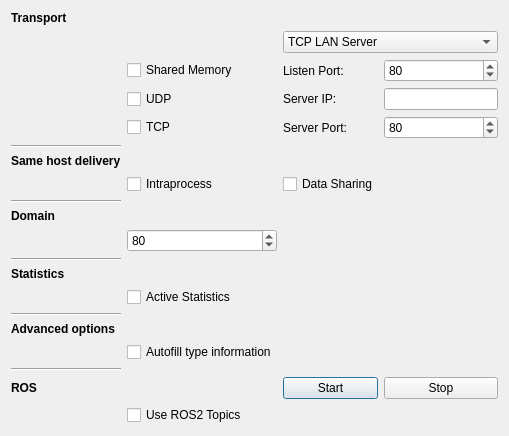
Before: the Qt Designer form forms/participantdialog.ui in eProsima/ShapesDemo, drawn with Qt 5.
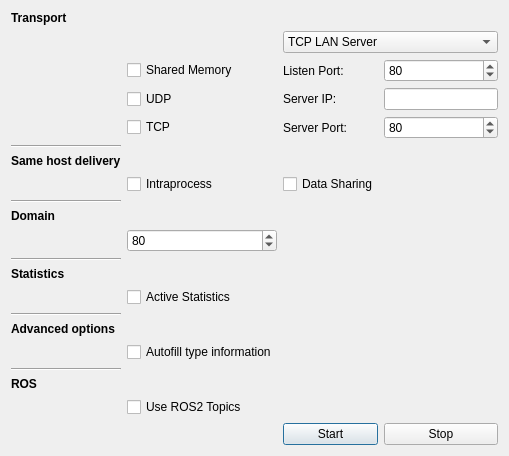
After: the same form once the commit is applied.

Commit message: Refs #20306: Apply Mario's fix

The edit to the form file:
```diff
--- a/forms/participantdialog.ui
+++ b/forms/participantdialog.ui
@@ -104,7 +104,7 @@
    <item row="8" column="4">
     <widget class="QLineEdit" name="lineEdit_server_ip"/>
    </item>
-   <item row="25" column="3">
+   <item row="27" column="3">
     <widget class="QPushButton" name="pushButton_start">
      <property name="focusPolicy">
       <enum>Qt::TabFocus</enum>
@@ -114,7 +114,7 @@
      </property>
     </widget>
    </item>
-   <item row="25" column="4">
+   <item row="27" column="4">
     <widget class="QPushButton" name="pushButton_stop">
      <property name="focusPolicy">
       <enum>Qt::TabFocus</enum>
```
